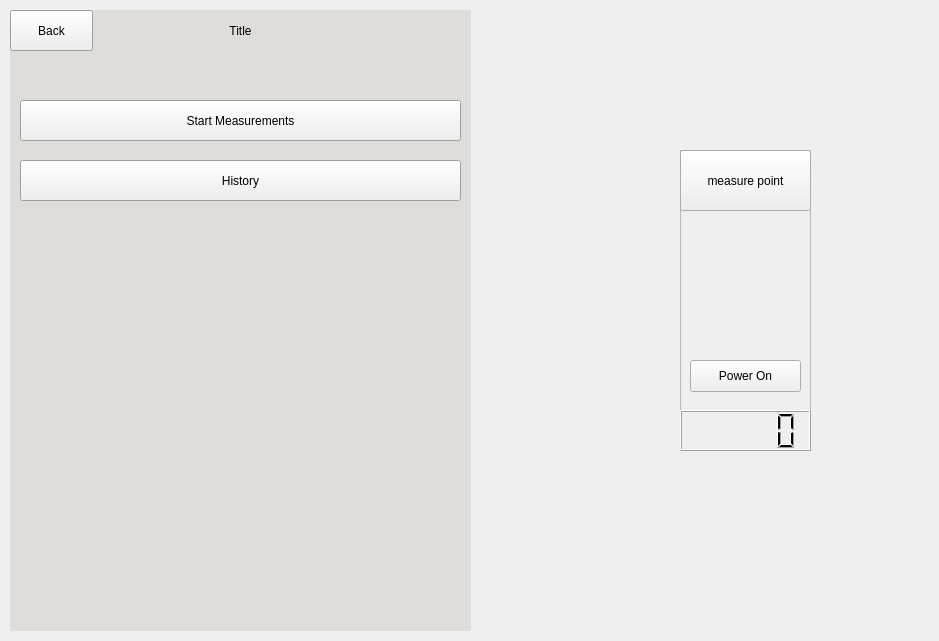
This is Team32-3004-Project/mainwindow.ui in Harry-Dinh/COMP-3004-F24-Final as Qt 5 draws it before an edit. The edited form follows.
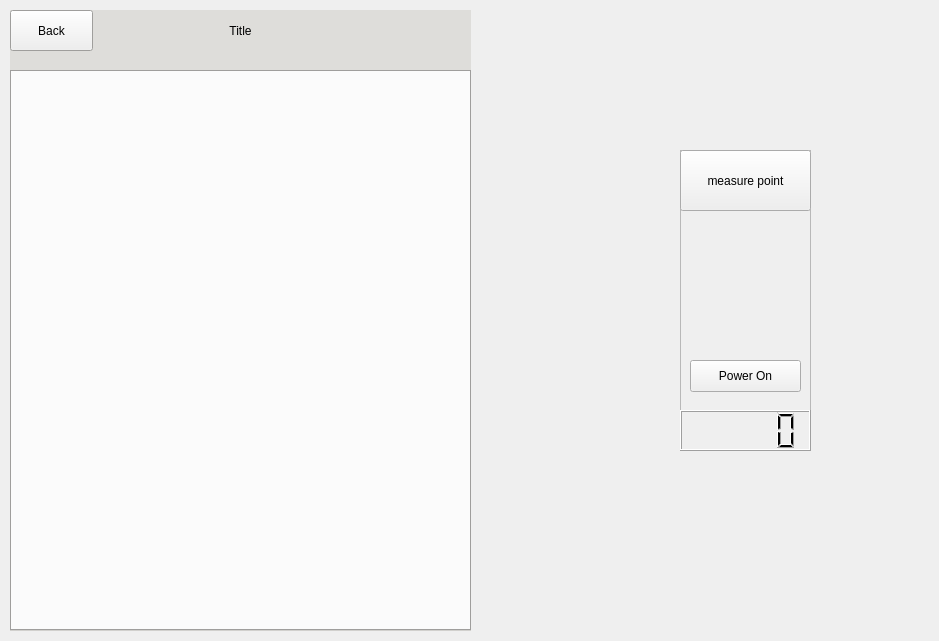
This is the edited form.

Commit message: Add profile, history loading functions + loadProfile(), loadHistory() in MainWindow + Add copy constructor for Profile + Profile no longer inherits QObject

```diff
--- a/Team32-3004-Project/mainwindow.ui
+++ b/Team32-3004-Project/mainwindow.ui
@@ -91,7 +91,7 @@
      <bool>true</bool>
     </property>
     <property name="currentIndex">
-     <number>2</number>
+     <number>4</number>
     </property>
     <widget class="QWidget" name="ProfilePage">
      <widget class="QComboBox" name="profileComboBox">
@@ -422,7 +422,21 @@
       </property>
      </widget>
     </widget>
-    <widget class="QWidget" name="page_2"/>
+    <widget class="QWidget" name="historyPage">
+     <widget class="QTabWidget" name="historyTab">
+      <property name="geometry">
+       <rect>
+        <x>0</x>
+        <y>20</y>
+        <width>461</width>
+        <height>561</height>
+       </rect>
+      </property>
+      <property name="currentIndex">
+       <number>-1</number>
+      </property>
+     </widget>
+    </widget>
    </widget>
    <widget class="QWidget" name="Header" native="true">
     <property name="geometry">
```
Left out of the diff: 4 changed lines with no effect on the pictures. The commit also changes 4 other files.
